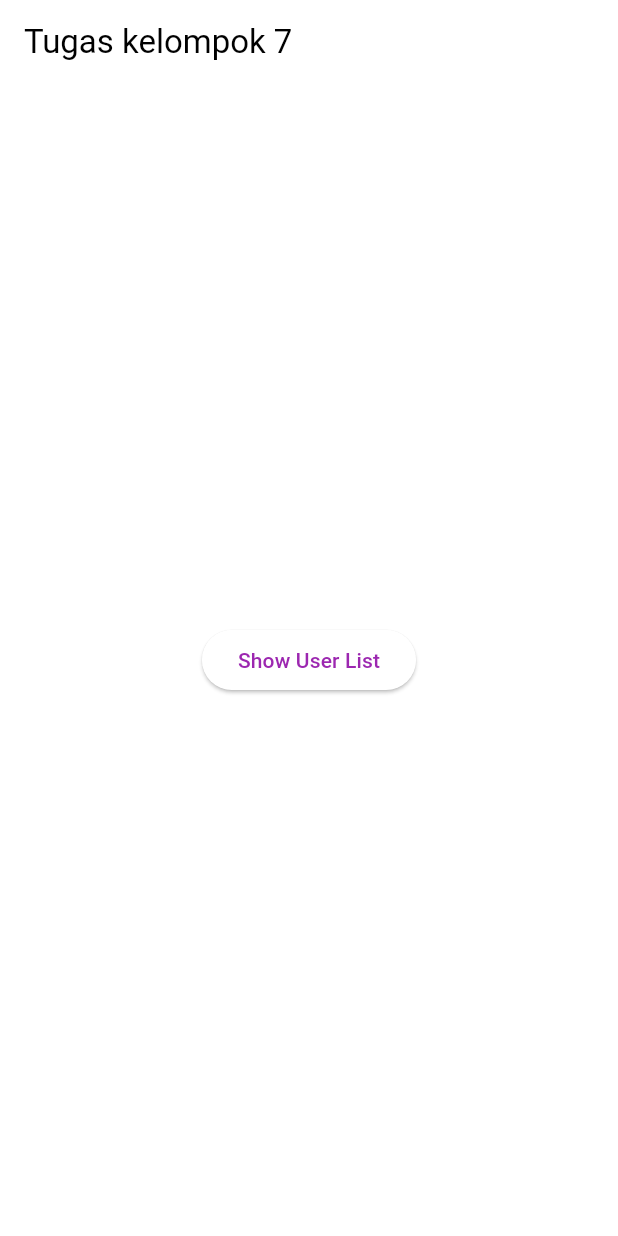
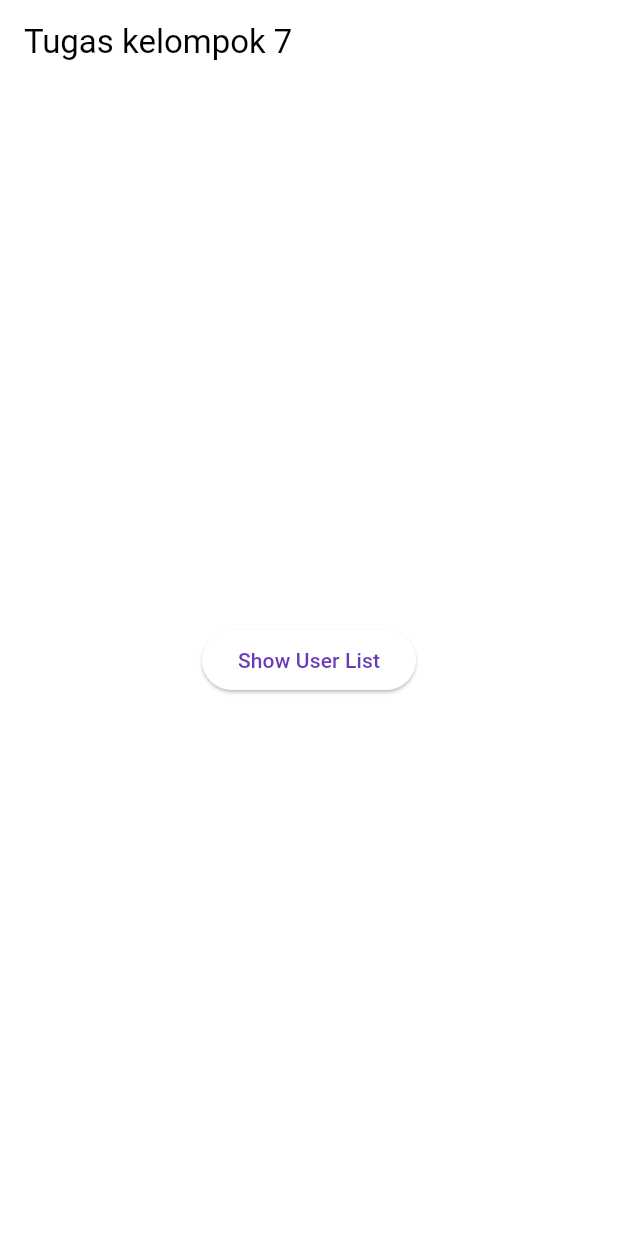
Before and after one commit to fahmi2106056hp/Tugas_prak_mob, a Flutter app: the screen it shows after launch, on a phone screen of 412 x 824 dp. Run offline on Flutter 3.47's test engine with Material 3 defaults, Android fonts, the phone set to English and light mode, and no system bars.

Commit message:
remove file

```diff
--- a/lib/main.dart
+++ b/lib/main.dart
@@ -15,7 +15,7 @@ class MyApp extends StatelessWidget {
     return MaterialApp(
       title: 'Aplikasi Sederhana',
       theme: ThemeData(
-        colorScheme: ColorScheme.fromSwatch(primarySwatch: Colors.purple),
+        colorScheme: ColorScheme.fromSwatch(primarySwatch: Colors.deepPurple),
       ),
       home: const MyHomePage(title: 'Tugas kelompok 7'),
       routes: {
@@ -61,7 +61,8 @@ class _MyHomePageState extends State<MyHomePage> {
           onPressed: () {
             Navigator.pushNamed(context, '/user_list');
           },
-          child: Text('Show User List'),
+          child: Text('Show User List'
+          ),
         ),
       ),
     );
```
